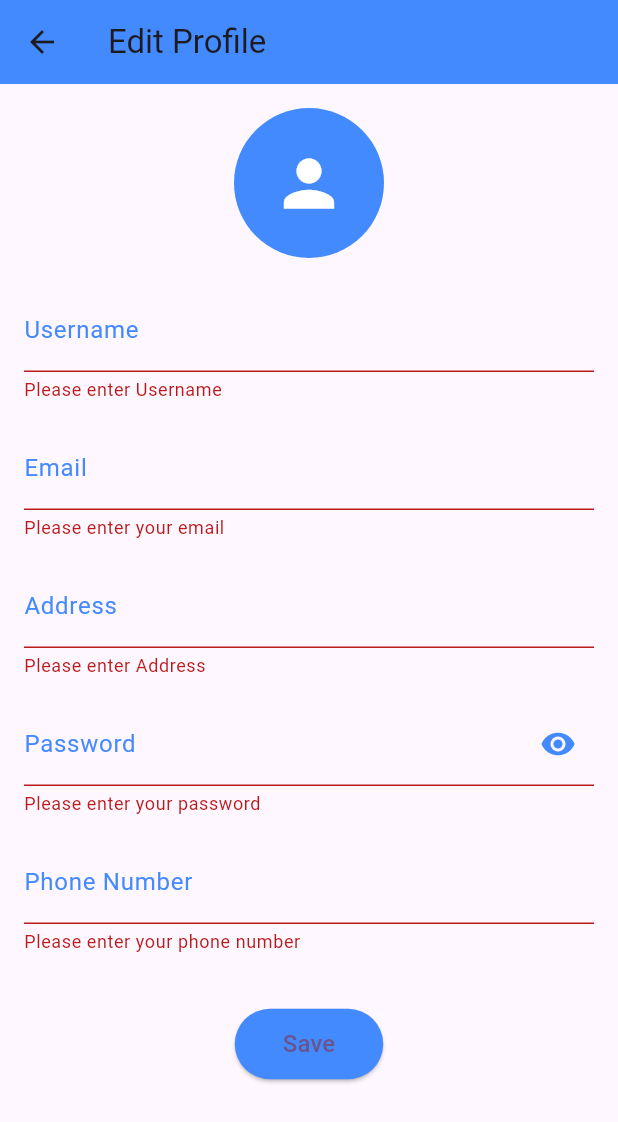
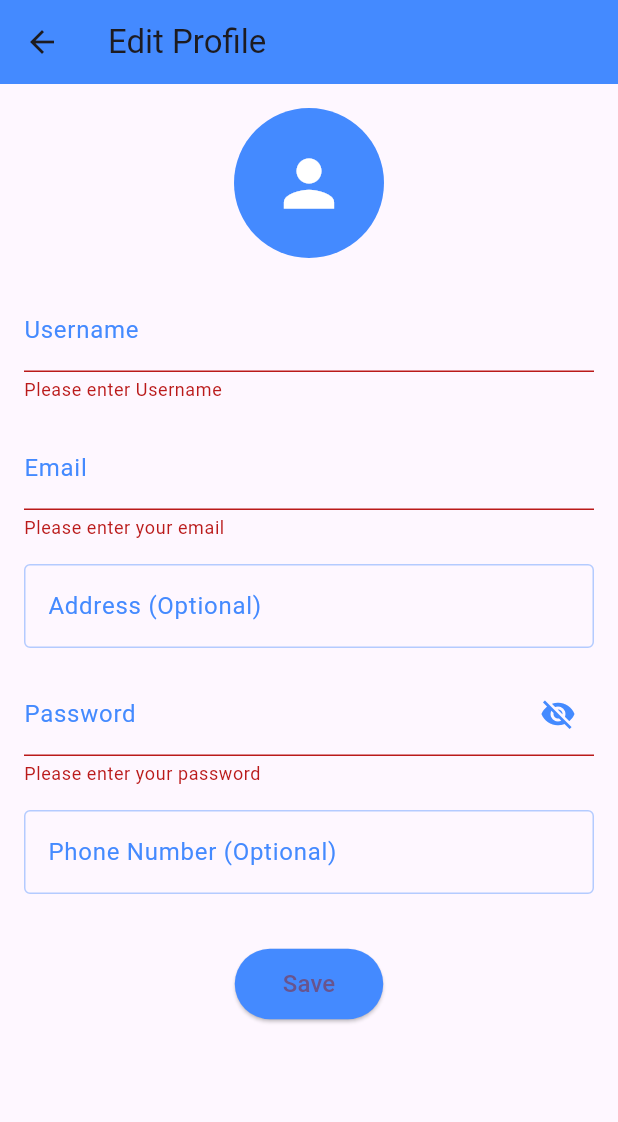
Before and after one commit to ociuzacademy/home-service---user-app, a Flutter app: the EditProfilePage screen opened directly, after a tap on "Save", on a phone screen of 412 x 824 dp. Shown: the top 1122 px of the screen. Run offline on Flutter 3.47's test engine with Material 3 defaults, Android fonts, the phone set to English and light mode, and no system bars; our stand-ins replace animated_splash_screen, carousel_slider, flutter_rating_bar, geolocator, shared_preferences; accounts and stored records are empty.

Commit message:
add required and optional feild in edit profile

```diff
--- a/lib/view/edit_profile/page/edit_profile_page.dart
+++ b/lib/view/edit_profile/page/edit_profile_page.dart
@@ -24,7 +24,7 @@ class _EditProfilePageState extends State<EditProfilePage> {
     r'^[a-zA-Z0-9.!#$%&’*+/=?^_`{|}~-]+@[a-zA-Z0-9-]+(?:\.[a-zA-Z0-9-]+)*$',
   );
   final RegExp phoneRegex = RegExp(r'^[0-9]{10,15}$');
-  final RegExp passwordRegex = RegExp(r'^(?=.*[A-Za-z])(?=.*\d)[A-Za-z\d]{6}$');
+  final RegExp passwordRegex = RegExp(r'^[A-Za-z\d]{1,6}$');
 
   Future<void> _save() async {
     if (!_formKey.currentState!.validate()) {
@@ -102,9 +102,9 @@ class _EditProfilePageState extends State<EditProfilePage> {
                 ),
               ),
               SizedBox(height: 20),
-              _buildTextField("Username", usernameController),
+              _buildTextField("Username", usernameController, isRequired: true),
               _buildEmailField(),
-              _buildTextField("Address", addressController),
+              _buildTextField("Address", addressController, isRequired: false),
               _buildPasswordField(),
               _buildPhoneField(),
               SizedBox(height: 20),
@@ -126,14 +126,14 @@ class _EditProfilePageState extends State<EditProfilePage> {
   }
 
   Widget _buildTextField(String label, TextEditingController controller,
-      {bool obscureText = false}) {
+      {bool obscureText = false, required bool isRequired}) {
     return Padding(
       padding: const EdgeInsets.only(bottom: 16.0),
       child: TextFormField(
         controller: controller,
         obscureText: obscureText,
         decoration: InputDecoration(
-          labelText: label,
+          labelText: label + (isRequired ? '' : ' (Optional)'),
           labelStyle: TextStyle(color: Colors.blueAccent),
           focusedBorder: OutlineInputBorder(
             borderSide: BorderSide(color: Colors.blueAccent),
@@ -143,7 +143,7 @@ class _EditProfilePageState extends State<EditProfilePage> {
           ),
         ),
         validator: (value) {
-          if (value == null || value.isEmpty) {
+          if (isRequired && (value == null || value.isEmpty)) {
             return 'Please enter $label';
           }
           return null;
@@ -188,7 +188,7 @@ class _EditProfilePageState extends State<EditProfilePage> {
         controller: phoneController,
         keyboardType: TextInputType.phone,
         decoration: InputDecoration(
-          labelText: 'Phone Number',
+          labelText: 'Phone Number (Optional)',
           labelStyle: TextStyle(color: Colors.blueAccent),
           focusedBorder: OutlineInputBorder(
             borderSide: BorderSide(color: Colors.blueAccent),
@@ -203,7 +203,7 @@ class _EditProfilePageState extends State<EditProfilePage> {
         ),
         validator: (value) {
           if (value == null || value.isEmpty) {
-            return 'Please enter your phone number';
+            return null; // Optional
           }
           if (!phoneRegex.hasMatch(value)) {
             return 'Please enter a valid phone number (10-15 digits)';
@@ -231,7 +231,7 @@ class _EditProfilePageState extends State<EditProfilePage> {
           ),
           suffixIcon: IconButton(
             icon: Icon(
-              _obscurePassword ? Icons.visibility : Icons.visibility_off,
+              _obscurePassword ? Icons.visibility_off : Icons.visibility,
               color: Colors.blueAccent,
             ),
             onPressed: () {
@@ -246,8 +246,9 @@ class _EditProfilePageState extends State<EditProfilePage> {
             return 'Please enter your password';
           }
           if (!passwordRegex.hasMatch(value)) {
-            return 'Password must be exactly 6 characters and contain both letters and numbers';
+            return 'Password must be up to 6 characters (letters or digits only)';
           }
+
           return null;
         },
       ),
--- a/lib/view/edit_profile/service/edit_service.dart
+++ b/lib/view/edit_profile/service/edit_service.dart
@@ -6,26 +6,31 @@ import 'package:home_ease/view/edit_profile/model/edit_profile_model.dart';
 
 import 'package:http/http.dart' as http;
 
+
 Future<EditProfileService> editProfileService({
   required String username,
   required String email,
   required String address,
   required String password,
   required String phone,
-
 }) async {
-     String userId = await PreferenceValues.getUserId();
+  String userId = await PreferenceValues.getUserId();
 
   try {
     Map<String, dynamic> param = {
-      'id':userId,
-      "username": username,
-      "email": email,
-      "address": address,
-      "password": password,
-      "phone": phone,
+      'id': userId,
+      'username': username,
+      'email': email,
+      'password': password,
+    };
 
-    };
+    if (address.isNotEmpty) {
+      param['address'] = address;
+    }
+
+    if (phone.isNotEmpty) {
+      param['phone'] = phone;
+    }
 
     final resp = await http.patch(
       Uri.parse(UserUrl.editprofile),
@@ -56,3 +61,55 @@ Future<EditProfileService> editProfileService({
     throw Exception('Unexpected error: ${e.toString()}');
   }
 }
+
+
+// Future<EditProfileService> editProfileService({
+//   required String username,
+//   required String email,
+//   required String address,
+//   required String password,
+//   required String phone,
+
+// }) async {
+//      String userId = await PreferenceValues.getUserId();
+
+//   try {
+//     Map<String, dynamic> param = {
+//       'id':userId,
+//       "username": username,
+//       "email": email,
+//       "address": address,
+//       "password": password,
+//       "phone": phone,
+
+//     };
+
+//     final resp = await http.patch(
+//       Uri.parse(UserUrl.editprofile),
+//       body: jsonEncode(param),
+//       headers: <String, String>{
+//         'Content-Type': 'application/json; charset=utf-8',
+//       },
+//     );
+
+//     if (resp.statusCode == 200) {
+//       final dynamic decoded = jsonDecode(resp.body);
+//       final response = EditProfileService.fromJson(decoded);
+
+//       return response;
+//     } else {
+//       final Map<String, dynamic> errorResponse = jsonDecode(resp.body);
+//       throw Exception(
+//         '${errorResponse['message'] ?? 'Unknown error'}',
+//       );
+//     }
+//   } on SocketException {
+//     throw Exception('No Internet connection');
+//   } on HttpException {
+//     throw Exception('Server error');
+//   } on FormatException {
+//     throw Exception('Bad response format');
+//   } catch (e) {
+//     throw Exception('Unexpected error: ${e.toString()}');
+//   }
+// }
```
Also changed, not shown: lib/view/profile/page/profile_screen.dart (+52 -53 lines), 4 other files.
